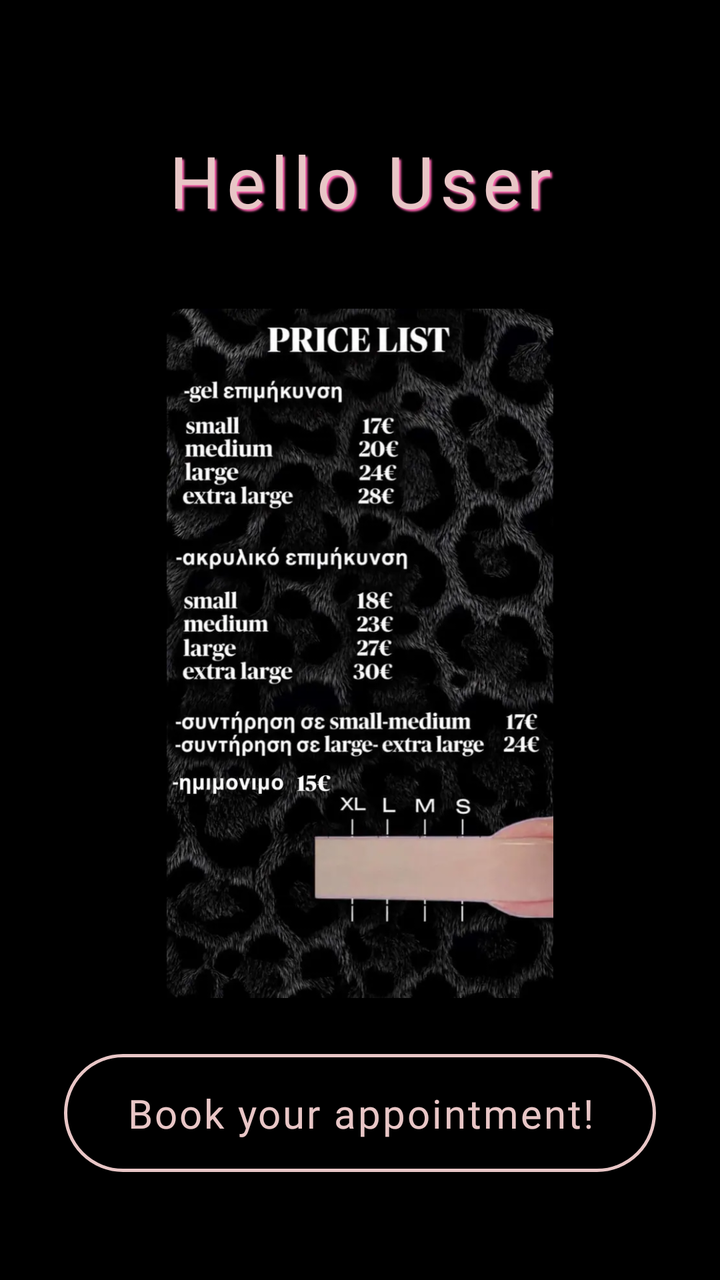
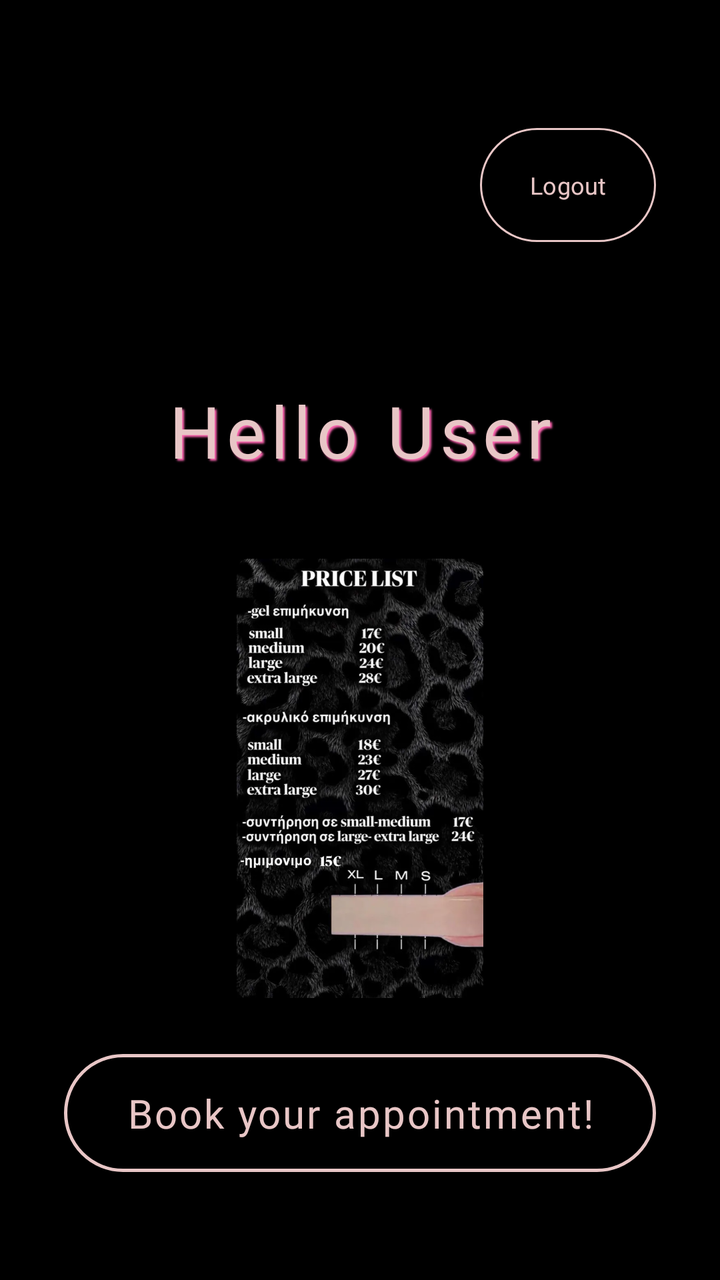

Two renders of the same Android screen: before a commit and after it. Below are the layout's source before the change and the commit's diff.
<!-- AndroidManifest.xml: application theme Theme.Kalypsws_nails -->
<!-- res/layout/activity_home.xml -->
<?xml version="1.0" encoding="utf-8"?>
<androidx.constraintlayout.widget.ConstraintLayout
    xmlns:android="http://schemas.android.com/apk/res/android"
    xmlns:app="http://schemas.android.com/apk/res-auto"
    xmlns:tools="http://schemas.android.com/tools"
    android:layout_width="match_parent"
    android:layout_height="match_parent"
    android:background="#000000">

    <TextView
        android:id="@+id/tvGreeting"
        android:layout_width="match_parent"
        android:layout_height="wrap_content"
        android:layout_marginStart="32dp"
        android:layout_marginEnd="32dp"
        android:layout_marginTop="50dp"
        android:padding="16dp"
        android:text="Hello User"
        android:textSize="36sp"
        android:letterSpacing="0.08"
        android:fontFamily="@font/font4"
        android:textColor="#E8C6C6"
        android:shadowColor="#FF66B2"
        android:shadowDx="3"
        android:shadowDy="3"
        android:shadowRadius="2"
        android:gravity="center"
        app:layout_constraintEnd_toEndOf="parent"
        app:layout_constraintStart_toStartOf="parent"
        app:layout_constraintTop_toTopOf="parent" />

    <ImageView
        android:id="@+id/ivPriceList"
        android:layout_width="match_parent"
        android:layout_height="0dp"
        android:layout_marginTop="24dp"
        android:layout_marginBottom="24dp"
        android:scaleType="fitCenter"
        android:src="@drawable/price_list"
        android:contentDescription="Τιμοκατάλογος Υπηρεσιών"
        app:layout_constraintBottom_toTopOf="@+id/tvBookAppointment"
        app:layout_constraintEnd_toEndOf="parent"
        app:layout_constraintStart_toStartOf="parent"
        app:layout_constraintTop_toBottomOf="@+id/tvGreeting" />

    <Button
        android:id="@+id/tvBookAppointment"
        style="?attr/materialButtonOutlinedStyle"
        android:layout_width="match_parent"
        android:layout_height="wrap_content"
        android:layout_marginStart="32dp"
        android:layout_marginEnd="32dp"
        android:layout_marginBottom="50dp"
        android:padding="16dp"
        android:text="Book your appointment!"
        android:fontFamily="@font/font4"
        android:textSize="20sp"
        android:textColor="#E8C6C6"
        android:letterSpacing="0.05"
        app:strokeColor="#E8C6C6"
        app:strokeWidth="1.5dp"
        app:backgroundTint="#000000"
        app:layout_constraintBottom_toBottomOf="parent"
        app:layout_constraintEnd_toEndOf="parent"
        app:layout_constraintStart_toStartOf="parent" />

</androidx.constraintlayout.widget.ConstraintLayout>
<!-- resources referenced by this layout -->
<resources>
  <!-- drawable price_list: webp bitmap (drawable, 66560 bytes) -->
  <style name="Theme.Kalypsws_nails" parent="Base.Theme.Kalypsws_nails" />
  <style name="Base.Theme.Kalypsws_nails" parent="Theme.Material3.DayNight.NoActionBar">
          
          
      </style>
</resources>

<!-- the commit's change to res/layout/activity_home.xml (unified diff, before → after) -->
@@ -6,6 +6,23 @@
     android:layout_width="match_parent"
     android:layout_height="match_parent"
     android:background="#000000">
+
+    <Button
+        android:id="@+id/btnLogout"
+        style="?attr/materialButtonOutlinedStyle"
+        android:layout_width="wrap_content"
+        android:layout_height="65dp"
+        android:layout_marginTop="60dp"
+        android:layout_marginEnd="32dp"
+        android:text="Logout"
+        android:textColor="#E8C6C6"
+        android:textSize="12sp"
+        android:fontFamily="@font/font4"
+        app:strokeColor="#E8C6C6"
+        app:strokeWidth="1dp"
+        app:backgroundTint="#000000"
+        app:layout_constraintEnd_toEndOf="parent"
+        app:layout_constraintTop_toTopOf="parent" />
 
     <TextView
         android:id="@+id/tvGreeting"
@@ -27,21 +44,19 @@
         android:gravity="center"
         app:layout_constraintEnd_toEndOf="parent"
         app:layout_constraintStart_toStartOf="parent"
-        app:layout_constraintTop_toTopOf="parent" />
-
-    <ImageView
-        android:id="@+id/ivPriceList"
-        android:layout_width="match_parent"
-        android:layout_height="0dp"
-        android:layout_marginTop="24dp"
-        android:layout_marginBottom="24dp"
-        android:scaleType="fitCenter"
-        android:src="@drawable/price_list"
-        android:contentDescription="Τιμοκατάλογος Υπηρεσιών"
-        app:layout_constraintBottom_toTopOf="@+id/tvBookAppointment"
-        app:layout_constraintEnd_toEndOf="parent"
-        app:layout_constraintStart_toStartOf="parent"
-        app:layout_constraintTop_toBottomOf="@+id/tvGreeting" />
+        app:layout_constraintTop_toBottomOf="@+id/btnLogout" /> <ImageView
+    android:id="@+id/ivPriceList"
+    android:layout_width="match_parent"
+    android:layout_height="0dp"
+    android:layout_marginTop="24dp"
+    android:layout_marginBottom="24dp"
+    android:scaleType="fitCenter"
+    android:src="@drawable/price_list"
+    android:contentDescription="Τιμοκατάλογος Υπηρεσιών"
+    app:layout_constraintBottom_toTopOf="@+id/tvBookAppointment"
+    app:layout_constraintEnd_toEndOf="parent"
+    app:layout_constraintStart_toStartOf="parent"
+    app:layout_constraintTop_toBottomOf="@+id/tvGreeting" />
 
     <Button
         android:id="@+id/tvBookAppointment"
